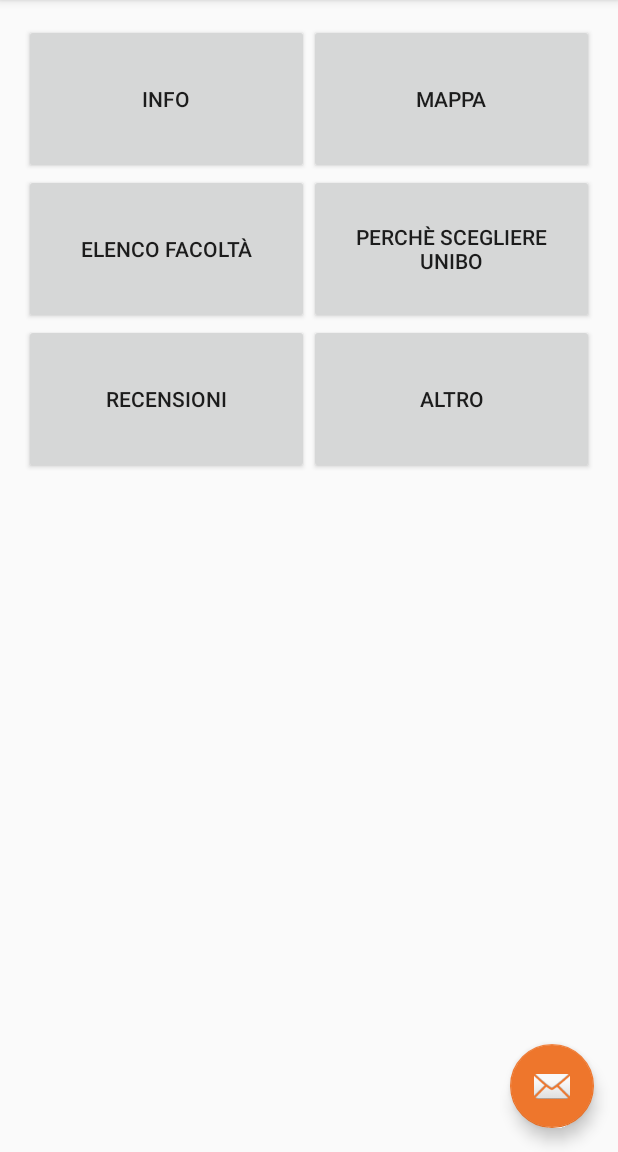
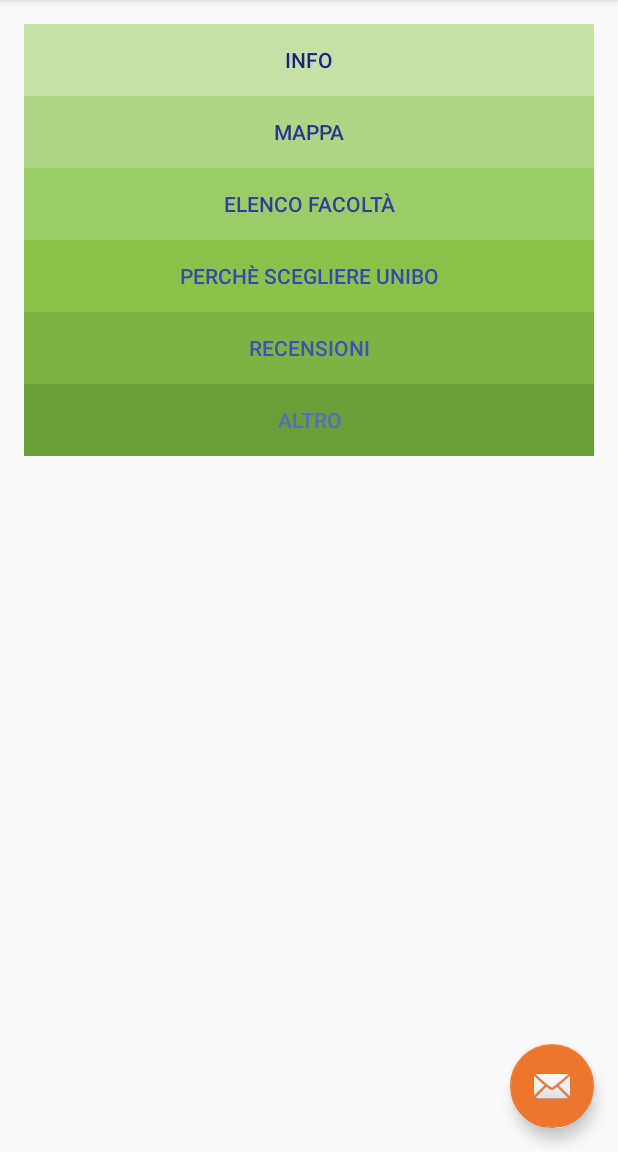
Before and after one commit to Ferno92/AlmaOrienteering, an Android app: the MainActivity screen opened directly, with no data from a screen before it, on a phone screen of 412 x 824 dp, the part 84-1236 px from its top. Run offline under Robolectric (Android 15) with nearby library versions, the phone set to English and light mode, and no system bars.

Commit message:
Color and display changes (first trial)

```diff
--- a/AlmaOrienteering/app/src/main/res/layout/content_main.xml
+++ b/AlmaOrienteering/app/src/main/res/layout/content_main.xml
@@ -16,57 +16,69 @@
     <LinearLayout
         android:layout_width="match_parent"
         android:layout_height="wrap_content"
-        android:orientation="horizontal"
-        android:baselineAligned="false">
+        android:baselineAligned="false"
+        android:orientation="vertical">
 
         <android.support.v7.widget.AppCompatButton
-            android:layout_width="0dp"
-            android:layout_height="100dp"
-            android:layout_weight="1"
+            android:id="@+id/appCompatButton3"
+            android:layout_width="match_parent"
+            android:layout_height="wrap_content"
             android:text="Info"
+            android:textColor="#1A237E"
+            android:background="#C5E1A5"
             />
+
         <android.support.v7.widget.AppCompatButton
-            android:layout_width="0dp"
-            android:layout_height="100dp"
-            android:layout_weight="1"
+            android:id="@+id/appCompatButton"
+            android:layout_width="match_parent"
+            android:layout_height="match_parent"
             android:text="Mappa"
+            android:textColor="#283593"
+            android:background="#AED581"
             />
     </LinearLayout>
     <LinearLayout
         android:layout_width="match_parent"
         android:layout_height="wrap_content"
-        android:orientation="horizontal"
+        android:orientation="vertical"
         android:baselineAligned="false">
 
         <android.support.v7.widget.AppCompatButton
-            android:layout_width="0dp"
-            android:layout_height="100dp"
-            android:layout_weight="1"
+            android:layout_width="match_parent"
+            android:layout_height="wrap_content"
             android:text="Elenco facoltà"
+            android:textColor="#303F9F"
+            android:background="#9CCC65"
             />
         <android.support.v7.widget.AppCompatButton
-            android:layout_width="0dp"
-            android:layout_height="100dp"
-            android:layout_weight="1"
+            android:layout_width="match_parent"
+            android:layout_height="wrap_content"
             android:text="Perchè scegliere unibo"
+            android:textColor="#3949AB"
+            android:background="#8BC34A"
             />
     </LinearLayout>
     <LinearLayout
         android:layout_width="match_parent"
         android:layout_height="wrap_content"
+        android:orientation="vertical"
         android:baselineAligned="false">
 
         <android.support.v7.widget.AppCompatButton
-            android:layout_width="0dp"
-            android:layout_height="100dp"
-            android:layout_weight="1"
+            android:layout_width="match_parent"
+            android:layout_height="wrap_content"
             android:text="Recensioni"
+            android:textColor="#3F51B5"
+            android:background="#7CB342"
             />
+
         <android.support.v7.widget.AppCompatButton
-            android:layout_width="0dp"
-            android:layout_height="100dp"
-            android:layout_weight="1"
+            android:id="@+id/appCompatButton2"
+            android:layout_width="match_parent"
+            android:layout_height="wrap_content"
             android:text="altro"
+            android:textColor="#5C6BC0"
+            android:background="#689F38"
             />
     </LinearLayout>
 
```
